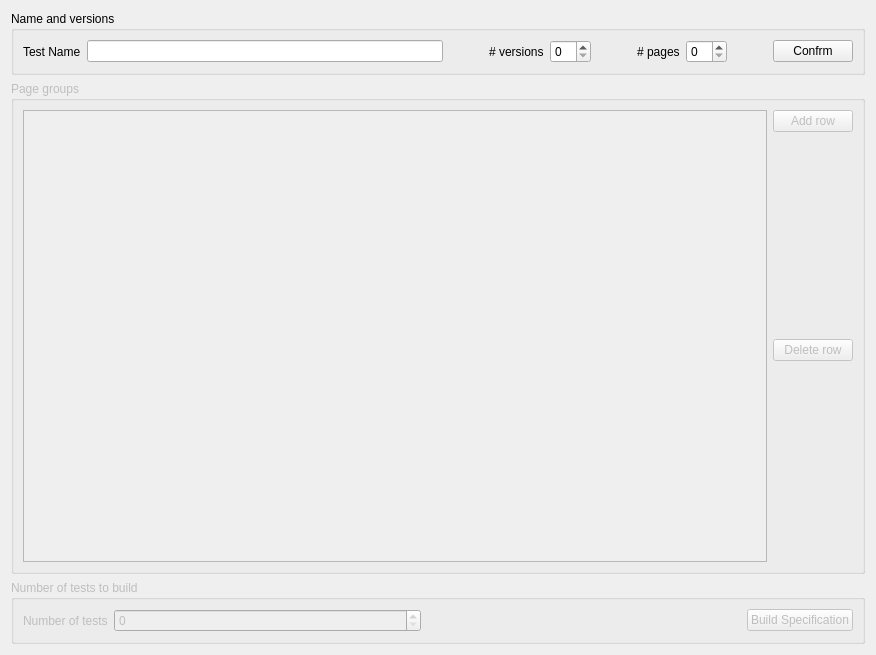
The window that qtCreatorFiles/ui_builder.ui (plomgrading/plom) describes before a commit, drawn with Qt 5.
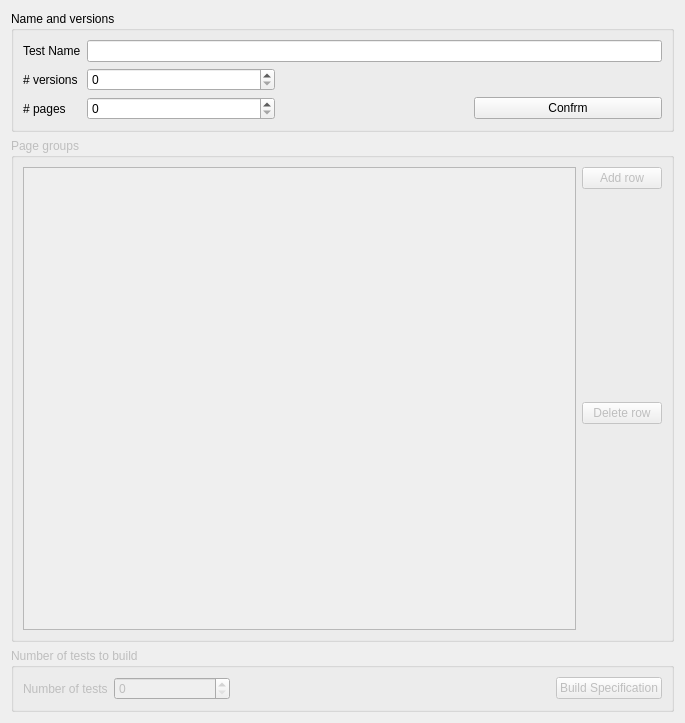
The same window after the commit.

Diff of the .ui file:
```diff
--- a/qtCreatorFiles/ui_builder.ui
+++ b/qtCreatorFiles/ui_builder.ui
@@ -6,8 +6,8 @@
    <rect>
     <x>0</x>
     <y>0</y>
-    <width>876</width>
-    <height>655</height>
+    <width>685</width>
+    <height>723</height>
    </rect>
   </property>
   <property name="windowTitle">
@@ -25,15 +25,15 @@
      <property name="title">
       <string>Name and versions</string>
      </property>
-     <layout class="QHBoxLayout" name="horizontalLayout">
-      <item>
+     <layout class="QGridLayout" name="gridLayout_2">
+      <item row="0" column="0">
        <widget class="QLabel" name="testNameLabel">
         <property name="text">
          <string>Test Name</string>
         </property>
        </widget>
       </item>
-      <item>
+      <item row="0" column="1" colspan="3">
        <widget class="QLineEdit" name="testNameLE">
         <property name="sizePolicy">
          <sizepolicy hsizetype="Expanding" vsizetype="Fixed">
@@ -43,66 +43,40 @@
         </property>
        </widget>
       </item>
-      <item>
-       <spacer name="horizontalSpacer">
-        <property name="orientation">
-         <enum>Qt::Horizontal</enum>
-        </property>
-        <property name="sizeHint" stdset="0">
-         <size>
-          <width>40</width>
-          <height>20</height>
-         </size>
-        </property>
-       </spacer>
-      </item>
-      <item>
+      <item row="1" column="0">
        <widget class="QLabel" name="versionLabel">
         <property name="text">
          <string># versions</string>
         </property>
        </widget>
       </item>
-      <item>
+      <item row="1" column="1">
        <widget class="QSpinBox" name="versionsSB"/>
       </item>
-      <item>
-       <spacer name="horizontalSpacer_2">
-        <property name="orientation">
-         <enum>Qt::Horizontal</enum>
-        </property>
-        <property name="sizeHint" stdset="0">
-         <size>
-          <width>40</width>
-          <height>20</height>
-         </size>
-        </property>
-       </spacer>
-      </item>
-      <item>
+      <item row="2" column="0">
        <widget class="QLabel" name="pagesLabel">
         <property name="text">
          <string># pages</string>
         </property>
        </widget>
       </item>
-      <item>
+      <item row="2" column="1">
        <widget class="QSpinBox" name="pagesSB"/>
       </item>
-      <item>
-       <spacer name="horizontalSpacer_4">
+      <item row="2" column="2">
+       <spacer name="horizontalSpacer">
         <property name="orientation">
          <enum>Qt::Horizontal</enum>
         </property>
         <property name="sizeHint" stdset="0">
          <size>
-          <width>40</width>
+          <width>189</width>
           <height>20</height>
          </size>
         </property>
        </spacer>
       </item>
-      <item>
+      <item row="2" column="3">
        <widget class="QPushButton" name="confirmButton">
         <property name="text">
          <string>Confrm</string>
```
